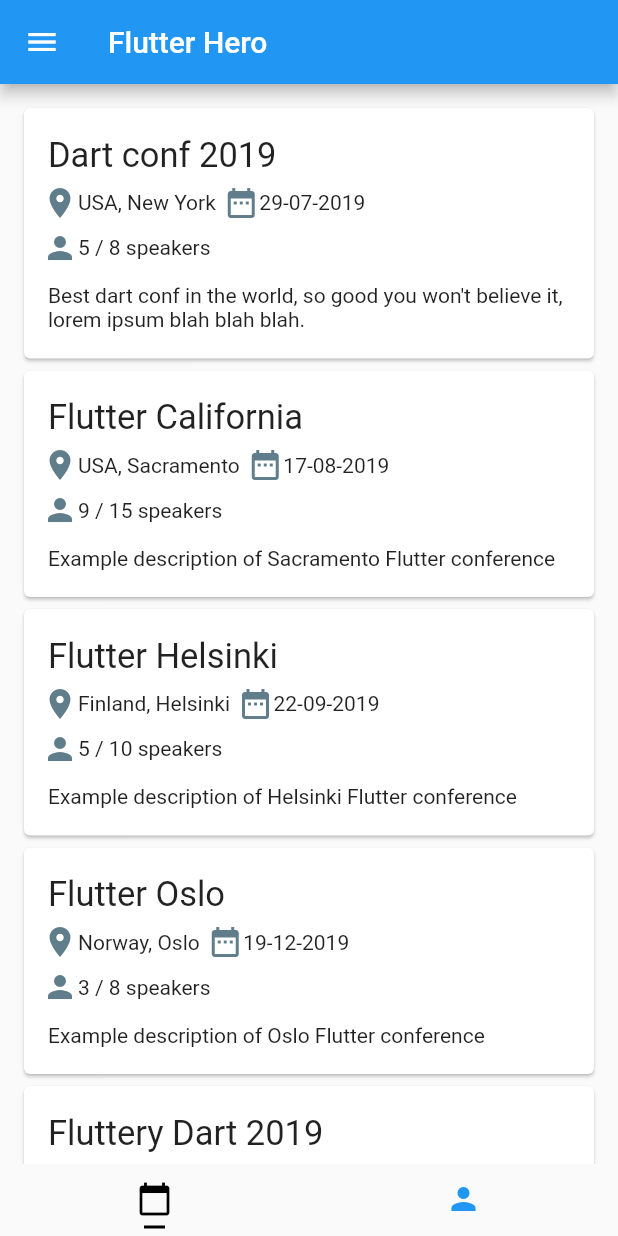
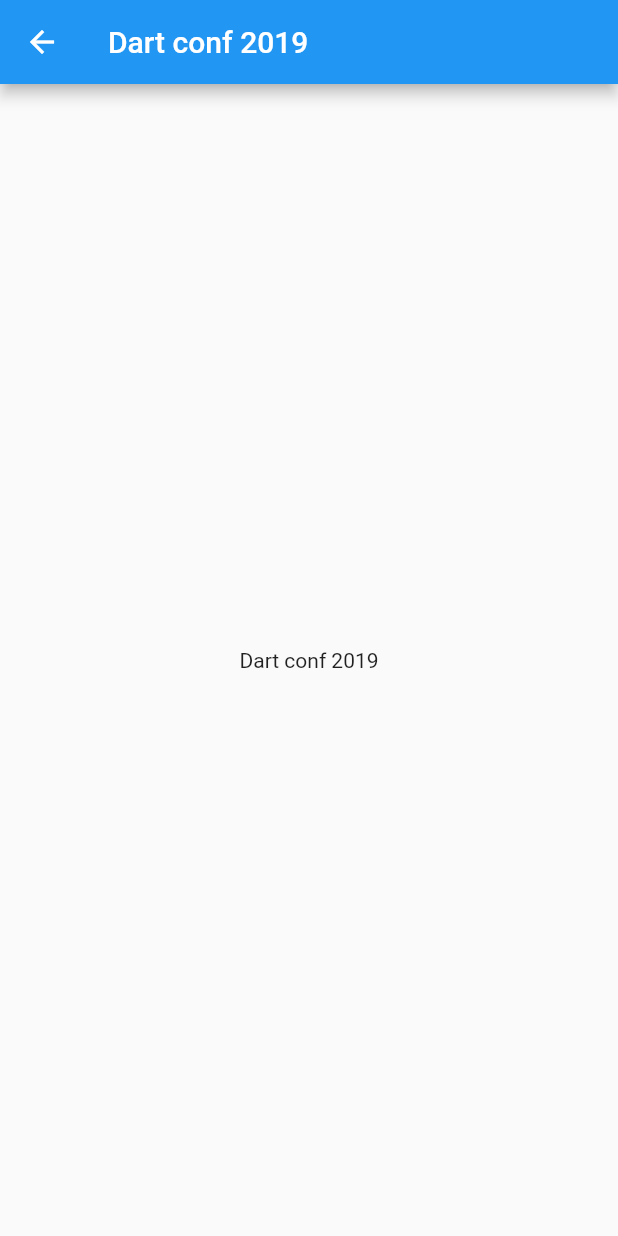
Before and after one commit to tomgilder/flutter-hero, a Flutter app: the HomePage screen opened directly, after a tap on "Dart conf 2019", on a phone screen of 412 x 824 dp. Run offline on Flutter 3.47's test engine with Material 2 defaults, Android fonts, the phone set to English and light mode, and no system bars; missing offline and left inert: fancy_on_boarding.

Commit message:
Routing events to details

```diff
--- /dev/null
+++ b/flutter_hero/lib/event_details_page.dart
@@ -0,0 +1,22 @@
+import 'package:flutter/material.dart';
+
+import './models/event.dart';
+
+class EventDetailsPage extends StatelessWidget {
+  final Event event;
+
+  EventDetailsPage(this.event);
+  @override
+  Widget build(BuildContext context) {
+    return Scaffold(
+      appBar: AppBar(
+        title: Text(event.title),
+      ),
+      body: Container(
+        child: Center(
+          child: Text('${event.title}'),
+        ),
+      ),
+    );
+  }
+}
--- a/flutter_hero/lib/main.dart
+++ b/flutter_hero/lib/main.dart
@@ -1,6 +1,9 @@
 import 'package:flutter/material.dart';
 import 'onboarding_page.dart';
 import 'home_page.dart';
+import './models/event.dart';
+import './mocks/eventsList.dart';
+import './event_details_page.dart';
 
 void main() => runApp(MyApp());
 
@@ -13,7 +16,21 @@ class MyApp extends StatelessWidget {
       routes: {
         '/': (context) => HomePage(),
         '/onboarding': (context) => OnboardingPage()
-      }
+      },
+      onGenerateRoute: (RouteSettings settings) {
+        final List<String> pathElements = settings.name.split('/');
+        if (pathElements[0] != '') {
+          return null;
+        }
+        if (pathElements[1] == 'event') {
+          final Event event =
+              eventsListMock.firstWhere((event) => event.id == pathElements[2]);
+          return MaterialPageRoute<bool>(
+            builder: (BuildContext context) => EventDetailsPage(event),
+          );
+        }
+        return null;
+      },
     );
   }
 }
--- a/flutter_hero/lib/mocks/eventsList.dart
+++ b/flutter_hero/lib/mocks/eventsList.dart
@@ -2,6 +2,7 @@ import '../models/event.dart';
 
 List<Event> eventsListMock = [
   Event(
+    id: "0001",
     title: "Dart conf 2019",
     country: "USA",
     city: "New York",
@@ -13,6 +14,7 @@ List<Event> eventsListMock = [
     date: new DateTime(2019, 7, 29),
   ),
   Event(
+    id: "0002",
     title: "Flutter California",
     country: "USA",
     city: "Sacramento",
@@ -23,6 +25,7 @@ List<Event> eventsListMock = [
     date: new DateTime(2019, 8, 17),
   ),
   Event(
+    id: "0003",
     title: "Flutter Helsinki",
     country: "Finland",
     city: "Helsinki",
@@ -33,6 +36,7 @@ List<Event> eventsListMock = [
     date: new DateTime(2019, 9, 22),
   ),
   Event(
+    id: "0004",
     title: "Flutter Oslo",
     country: "Norway",
     city: "Oslo",
@@ -43,6 +47,7 @@ List<Event> eventsListMock = [
     date: new DateTime(2019, 12, 19),
   ),
   Event(
+    id: "0005",
     title: "Fluttery Dart 2019",
     country: "Germany",
     city: "Düsseldorf",
--- a/flutter_hero/lib/models/event.dart
+++ b/flutter_hero/lib/models/event.dart
@@ -1,4 +1,5 @@
 class Event {
+  final String id;
   final String title;
   final String country;
   final String city;
@@ -9,6 +10,7 @@ class Event {
   final DateTime date;
 
   Event({
+    this.id,
     this.title,
     this.country,
     this.city,
--- a/flutter_hero/lib/widgets/event_card.dart
+++ b/flutter_hero/lib/widgets/event_card.dart
@@ -12,7 +12,7 @@ class EventCard extends StatelessWidget {
     return Card(
       child: InkWell(
         onTap: () =>
-            Navigator.pushNamed<bool>(context, '/event/' + event.title),
+            Navigator.pushNamed<bool>(context, '/event/' + event.id),
         child: Padding(
           padding: EdgeInsets.all(12.0),
           child: Column(
```
